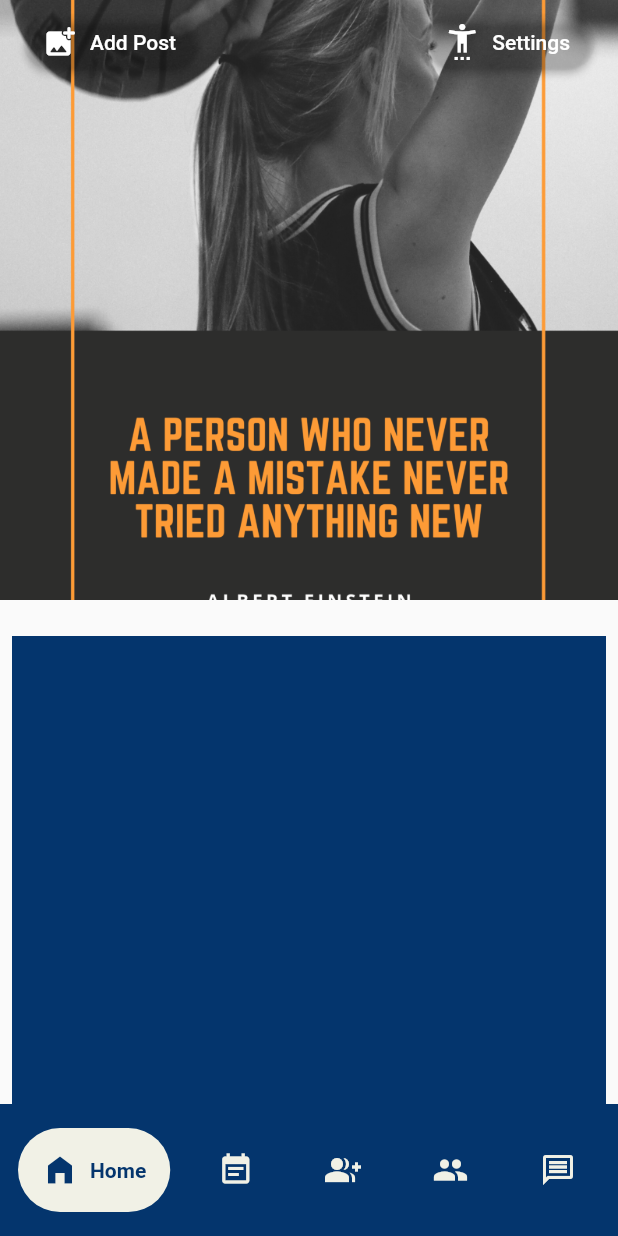
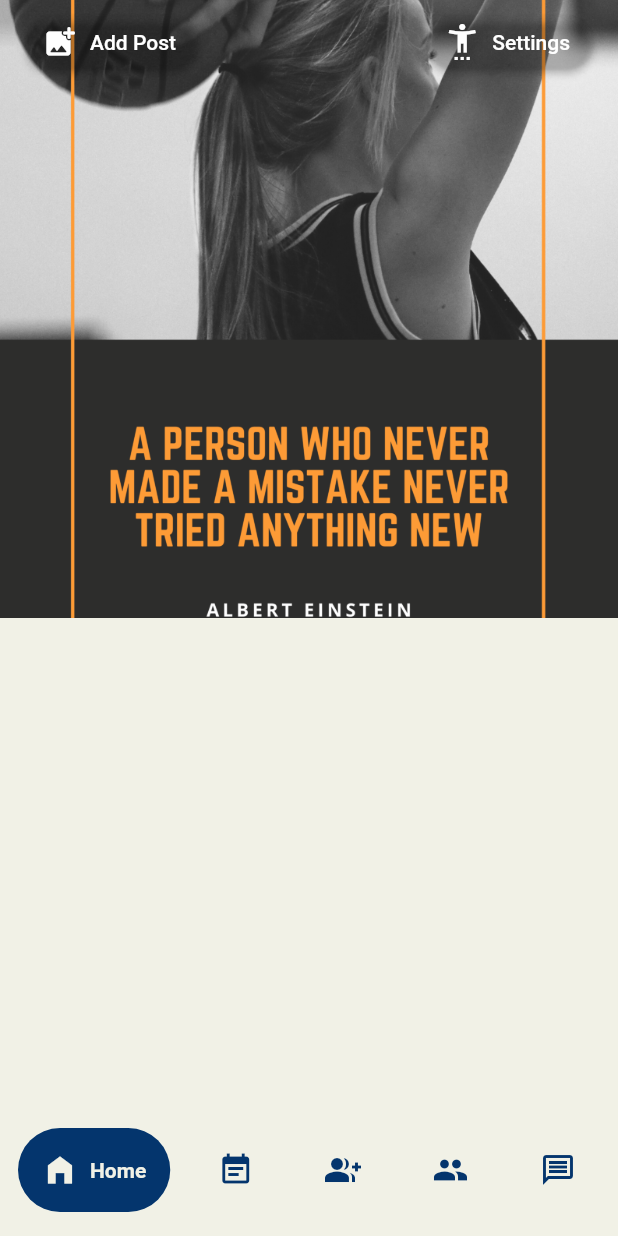
Before and after one commit to Confidant-21/erc, a Flutter app: the screen it shows after launch, on a phone screen of 412 x 824 dp. Run offline on Flutter 3.47's test engine with Material 2 defaults, Android fonts, the phone set to English and light mode, and no system bars; drawn by our look-alikes of google_nav_bar; our stand-ins replace firebase_core; accounts and stored records are empty.

Commit message:
Color theme Exchanged

```diff
--- a/lib/Homepage.dart
+++ b/lib/Homepage.dart
@@ -33,25 +33,26 @@ class _HomepageState extends State<Homepage> {
   @override
   Widget build(BuildContext context) {
     return Scaffold(
+      backgroundColor: Color(0xFFF1F1E6),
         body: _children[_selectIndex],
         bottomNavigationBar: Container(
-          color: Color(0xFF04356D),
+          color: Color(0xFFF1F1E6),
           child: Padding(
             padding: const EdgeInsets.symmetric(horizontal: 12,vertical: 16),
             child: GNav(
-              backgroundColor: Color(0xFF04356D),
-              activeColor: Color(0xFF04356D),
-              tabBackgroundColor: Color(0xFFF1F1E6),
+              backgroundColor: Color(0xFFF1F1E6),
+              activeColor: Color(0xFFF1F1E6),
+              tabBackgroundColor: Color(0xFF04356D),
               padding: EdgeInsets.all(16),
               gap: 8,
               onTabChange: _navigationBottomBar,
               selectedIndex: _selectIndex,
               tabs: const [
-                GButton(icon: Icons.home_filled,iconColor: Color(0xFFF1F1E6),text: 'Home', ),
-                GButton(icon: Icons.event_note,iconColor: Color(0xFFF1F1E6),text: 'Log', ),
-                GButton(icon: Icons.group_add,iconColor: Color(0xFFF1F1E6), text: 'Tally'),
-                GButton(icon: Icons.group,iconColor: Color(0xFFF1F1E6),text: 'Team'),
-                GButton(icon: Icons.message_outlined, iconColor:Color(0xFFF1F1E6),text: 'Chats'),
+                GButton(icon: Icons.home_filled,iconColor: Color(0xFF04356D),text: 'Home', ),
+                GButton(icon: Icons.event_note,iconColor: Color(0xFF04356D),text: 'Log', ),
+                GButton(icon: Icons.group_add,iconColor: Color(0xFF04356D), text: 'Tally'),
+                GButton(icon: Icons.group,iconColor: Color(0xFF04356D),text: 'Team'),
+                GButton(icon: Icons.message_outlined, iconColor:Color(0xFF04356D),text: 'Chats'),
               ],
             ),
           ),
--- a/lib/PagesHome/Home.dart
+++ b/lib/PagesHome/Home.dart
@@ -11,7 +11,9 @@ class _HomeState extends State<Home> {
   @override
   Widget build(BuildContext context) {
     return Scaffold(
-        backgroundColor:Colors.transparent,// Color(0xFFF1F1E6),
+        backgroundColor: Colors.transparent, // Color(0xFFF1F1E6),
+        // floatingActionButton: FloatingActionButton.extended(
+        //     onPressed: () {}, label: Icon(Icons.add_photo_alternate_outlined,color: Color(0xFF04356D),weight: double.maxFinite),backgroundColor: Colors.transparent),
         body: CustomScrollView(
           slivers: [
             SliverAppBar(
@@ -22,20 +24,26 @@ class _HomeState extends State<Home> {
                     onPressed: () {},
                     icon: Icon(Icons.add_photo_alternate_rounded),
                     style: ElevatedButton.styleFrom(
-                        backgroundColor: Colors.transparent,shape: RoundedRectangleBorder(borderRadius: BorderRadius.all(Radius.circular(20)))),
+                        backgroundColor: Colors.transparent,
+                        shape: RoundedRectangleBorder(
+                            borderRadius:
+                                BorderRadius.all(Radius.circular(20)))),
                     label: Text('Add Post'),
                   ),
                   ElevatedButton.icon(
                     onPressed: () {},
                     icon: Icon(Icons.settings_accessibility_outlined),
                     style: ElevatedButton.styleFrom(
-                        backgroundColor: Colors.transparent,shape: RoundedRectangleBorder(borderRadius: BorderRadius.all(Radius.circular(20)))),
+                        backgroundColor: Colors.transparent,
+                        shape: RoundedRectangleBorder(
+                            borderRadius:
+                                BorderRadius.all(Radius.circular(20)))),
                     label: Text('Settings'),
                   )
                 ],
               ),
-              expandedHeight: 400,
-              backgroundColor: Color(0xFF04356D),
+              expandedHeight: (MediaQuery.of(context).size.height) * 0.5,
+              backgroundColor: Color(0xFFF1F1E6),
               pinned: true,
               flexibleSpace: FlexibleSpaceBar(
                 background: Image.asset("assets/Images/Feed/homemain.png",
@@ -48,7 +56,7 @@ class _HomeState extends State<Home> {
                 child: Container(
                   // height: MediaQuery.of(context).size.height,
                   // width: MediaQuery.of(context).size.width,
-                  color: Color(0xFF04356D),
+                  color: Color(0xFFF1F1E6),
                 ),
               ),
             ),
@@ -58,7 +66,7 @@ class _HomeState extends State<Home> {
                 child: Container(
                   height: 500,
                   width: 300,
-                  color: Color(0xFF04356D),
+                  color: Color(0xFFF1F1E6),
                 ),
               ),
             ),
```
